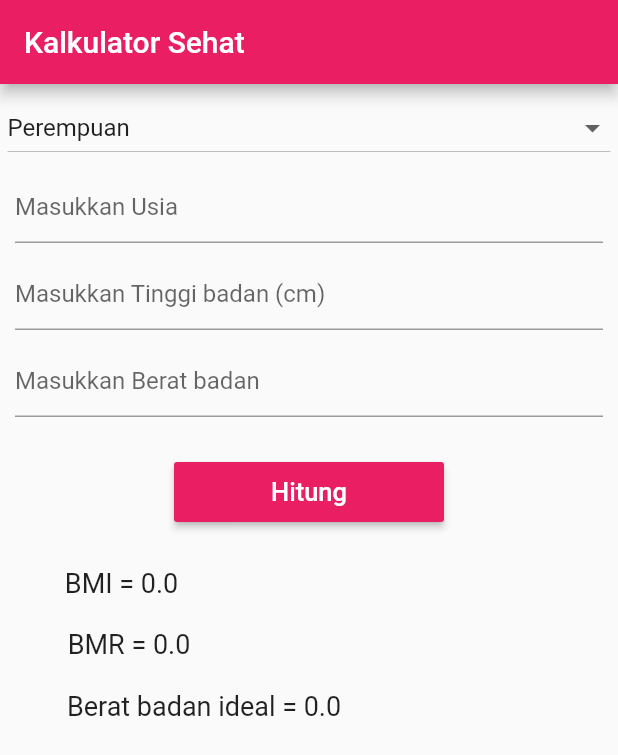
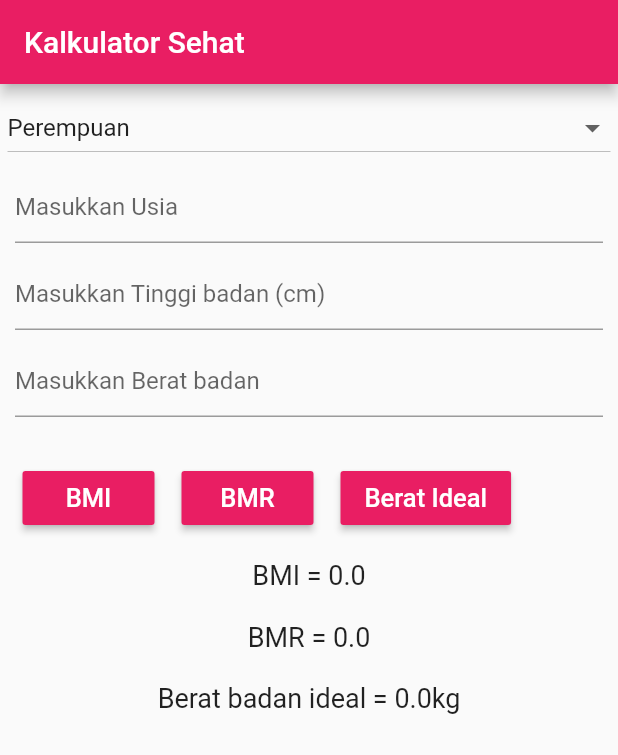
Before and after one commit to ayuariesta/dicoding_ayu_ariesta, a Flutter app: the screen it shows after launch, on a phone screen of 412 x 824 dp. Shown: the top 755 px of the screen. Run offline on Flutter 3.47's test engine with Material 2 defaults, Android fonts, the phone set to English and light mode, and no system bars.

Commit message:
menambahkan rumus agar bisa di hitung

```diff
--- a/lib/main.dart
+++ b/lib/main.dart
@@ -1,5 +1,6 @@
 import 'package:flutter/material.dart';
 import 'package:flutter/services.dart';
+import 'convert.dart';
 
 void main() {
   runApp(MyApp());
@@ -35,15 +36,6 @@ class _MyAppState extends State<MyApp> {
     });
   }
 
-  // ignore: unused_element
-  _rumusBMI() {
-    setState(() {
-      _inputTinggi = double.parse(inputTB.text);
-      _inputBerat = double.parse(inputBB.text);
-      _resultBMI = (_inputBerat * 10000) / (_inputBerat * _inputBerat);
-    });
-  }
-
   _rumusBMR() {
     setState(() {
       _inputTinggi = double.parse(inputTB.text);
@@ -59,6 +51,25 @@ class _MyAppState extends State<MyApp> {
             (9.6 * _inputBerat) +
             (1.8 * _inputTinggi) -
             (4.7 * _inputUsia);
+    });
+  }
+
+  _rumusBMI() {
+    setState(() {
+      _inputTinggi = double.parse(inputTB.text);
+      _inputBerat = double.parse(inputBB.text);
+      _resultBMI = (_inputBerat * 10000) / (_inputTinggi * _inputTinggi);
+    });
+  }
+
+  _rumusIdeal() {
+    setState(() {
+      _inputTinggi = double.parse(inputTB.text);
+      _inputBerat = double.parse(inputBB.text);
+      if (_jenis == "Perempuan")
+        _resultIdeal = (_inputTinggi - 100) - ((_inputTinggi - 100) * 0.15);
+      else
+        _resultIdeal = (_inputTinggi - 100) - ((_inputTinggi - 100) * 0.10);
     });
   }
 
@@ -134,20 +145,12 @@ class _MyAppState extends State<MyApp> {
               ),
               Column(
                 children: [
-                  Container(
-                    margin: EdgeInsets.fromLTRB(80, 20, 80, 30),
-                    height: 40,
-                    width: 180,
-                    //digunakan untuk melakukan perhitungan
-                    child: RaisedButton(
-                      onPressed: () {},
-                      child: Text(
-                        'Hitung',
-                        style: TextStyle(fontSize: 17),
-                      ),
-                      textColor: Colors.white,
-                      color: Colors.pink,
-                    ),
+                  Row(
+                    children: [
+                      Convert(title: "BMI", hitung: _rumusBMI),
+                      Convert(title: "BMR", hitung: _rumusBMR),
+                      Convert(title: "Berat Ideal", hitung: _rumusIdeal),
+                    ],
                   ),
                 ],
               ),
@@ -155,23 +158,23 @@ class _MyAppState extends State<MyApp> {
                 children: [
                   Container(
                     //untuk menampilkan hasil dari perhitungan
-                    margin: EdgeInsets.fromLTRB(0, 0, 250, 20),
+                    margin: EdgeInsets.all(10),
                     child: Text(
                       "BMI = " + '$_resultBMI',
                       style: TextStyle(fontSize: 18),
                     ),
                   ),
                   Container(
-                    margin: EdgeInsets.fromLTRB(0, 0, 240, 20),
+                    margin: EdgeInsets.all(10),
                     child: Text(
                       "BMR = " + '$_resultBMR',
                       style: TextStyle(fontSize: 18),
                     ),
                   ),
                   Container(
-                    margin: EdgeInsets.fromLTRB(0, 0, 140, 20),
+                    margin: EdgeInsets.all(10),
                     child: Text(
-                      "Berat badan ideal = " + '$_resultIdeal',
+                      "Berat badan ideal = " + '$_resultIdeal' + 'kg',
                       style: TextStyle(fontSize: 18),
                     ),
                   ),
```
